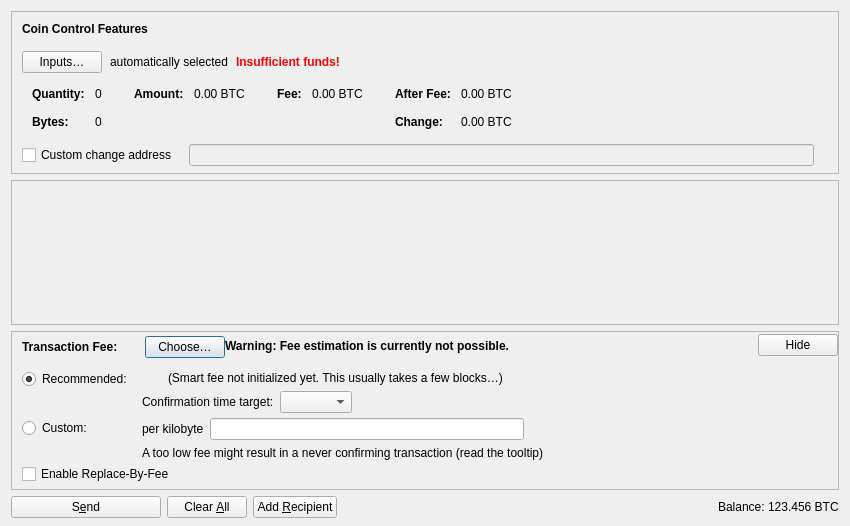
The window that src/qt/forms/sendcoinsdialog.ui (adaloveless/YukiCoin) describes before a commit, drawn with Qt 5.
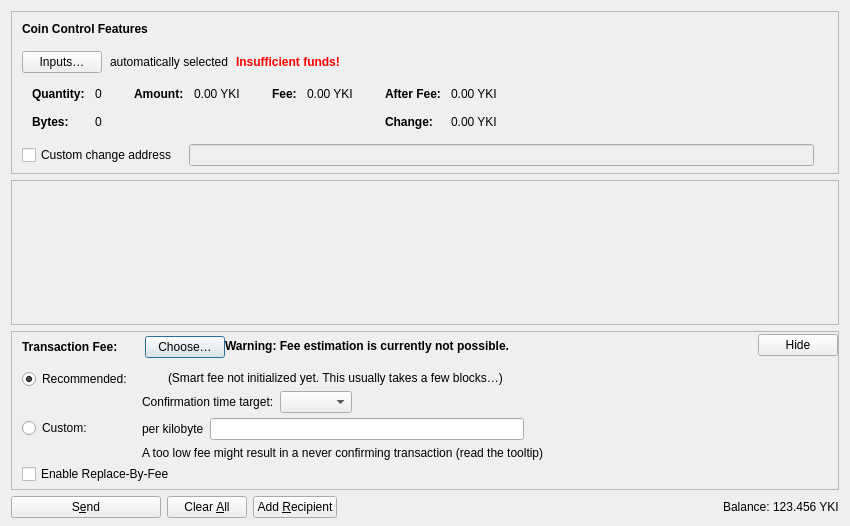
The same window after the commit. Icons and pictures are not drawn. Custom widgets are drawn as their Qt base class.

Diff of the .ui file:
```diff
--- a/src/qt/forms/sendcoinsdialog.ui
+++ b/src/qt/forms/sendcoinsdialog.ui
@@ -327,7 +327,7 @@
                   <enum>Qt::ActionsContextMenu</enum>
                  </property>
                  <property name="text">
-                  <string notr="true">0.00 BTC</string>
+                  <string notr="true">0.00 YKI</string>
                  </property>
                  <property name="textInteractionFlags">
                   <set>Qt::LinksAccessibleByMouse|Qt::TextSelectableByKeyboard|Qt::TextSelectableByMouse</set>
@@ -378,7 +378,7 @@
                   <enum>Qt::ActionsContextMenu</enum>
                  </property>
                  <property name="text">
-                  <string notr="true">0.00 BTC</string>
+                  <string notr="true">0.00 YKI</string>
                  </property>
                  <property name="textInteractionFlags">
                   <set>Qt::LinksAccessibleByMouse|Qt::TextSelectableByKeyboard|Qt::TextSelectableByMouse</set>
@@ -432,7 +432,7 @@
                   <enum>Qt::ActionsContextMenu</enum>
                  </property>
                  <property name="text">
-                  <string notr="true">0.00 BTC</string>
+                  <string notr="true">0.00 YKI</string>
                  </property>
                  <property name="textInteractionFlags">
                   <set>Qt::LinksAccessibleByMouse|Qt::TextSelectableByKeyboard|Qt::TextSelectableByMouse</set>
@@ -461,7 +461,7 @@
                   <enum>Qt::ActionsContextMenu</enum>
                  </property>
                  <property name="text">
-                  <string notr="true">0.00 BTC</string>
+                  <string notr="true">0.00 YKI</string>
                  </property>
                  <property name="textInteractionFlags">
                   <set>Qt::LinksAccessibleByMouse|Qt::TextSelectableByKeyboard|Qt::TextSelectableByMouse</set>
@@ -1191,7 +1191,7 @@
           <cursorShape>IBeamCursor</cursorShape>
          </property>
          <property name="text">
-          <string notr="true">123.456 BTC</string>
+          <string notr="true">123.456 YKI</string>
          </property>
          <property name="textInteractionFlags">
           <set>Qt::LinksAccessibleByMouse|Qt::TextSelectableByKeyboard|Qt::TextSelectableByMouse</set>
```
